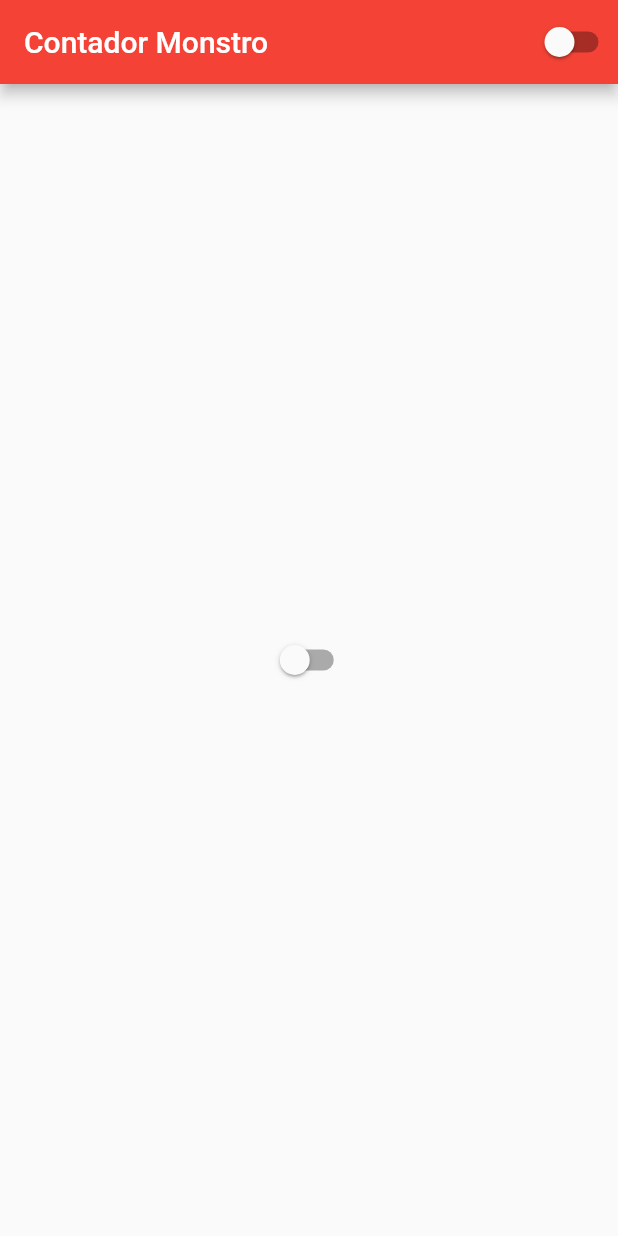
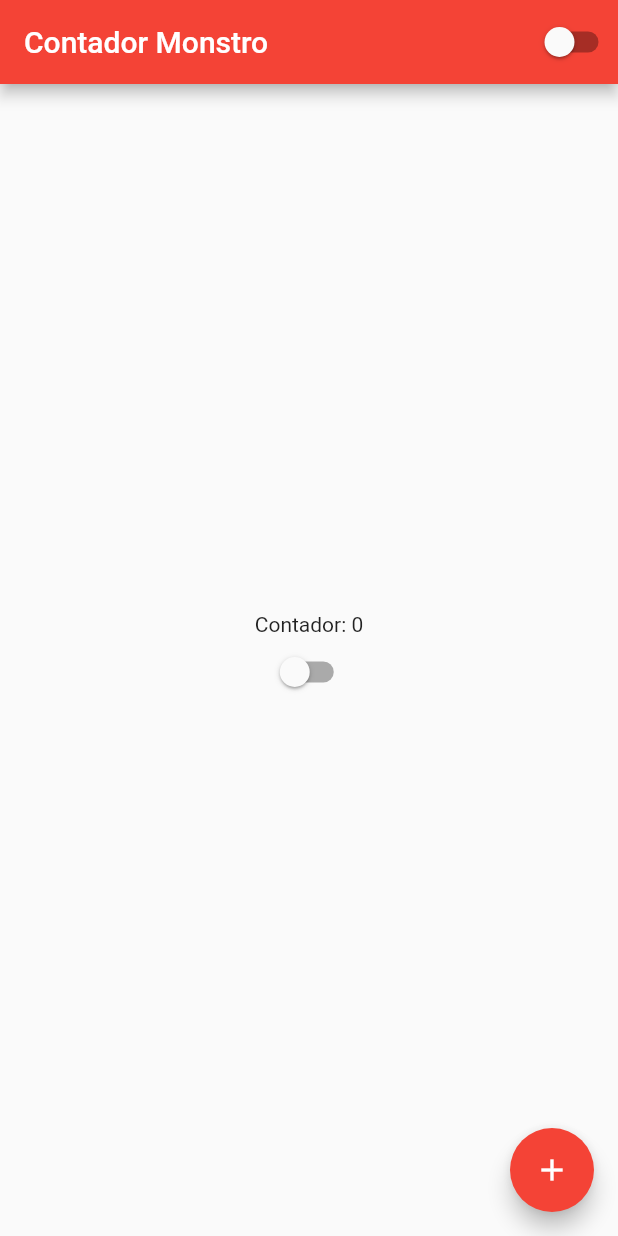
Before and after one commit to AdanRMS/cursoFlutter, a Flutter app: the screen it shows after launch, on a phone screen of 412 x 824 dp. Run offline on Flutter 3.47's test engine with Material 2 defaults, Android fonts, the phone set to English and light mode, and no system bars.

Commit message:
Finalziando aula #15 - Columns

```diff
--- a/lib/home_page.dart
+++ b/lib/home_page.dart
@@ -10,6 +10,8 @@ class homePage extends StatefulWidget {
 }
 
 class homePageState extends State<homePage> {
+  int cont = 0;
+
   @override
   Widget build(BuildContext context) {
     return Scaffold(
@@ -17,7 +19,23 @@ class homePageState extends State<homePage> {
         title: Text('Contador Monstro'),
         actions: [CustomSwitch()],
       ),
-      body: Center(child: CustomSwitch()),
+      body: Container(
+        width: double.infinity, //Largura da coluna
+        height: double.infinity, //Altura da coluna
+        child: Column(
+          mainAxisAlignment: MainAxisAlignment.center, //alinhamento das colunas
+          crossAxisAlignment:
+              CrossAxisAlignment.center, //alinhamento das colunas
+          children: [Text('Contador: $cont'), CustomSwitch()],
+        ),
+      ),
+      floatingActionButton: FloatingActionButton(
+          child: Icon(Icons.add),
+          onPressed: () {
+            setState(() {
+              cont++;
+            });
+          }),
     );
   }
 }
```
